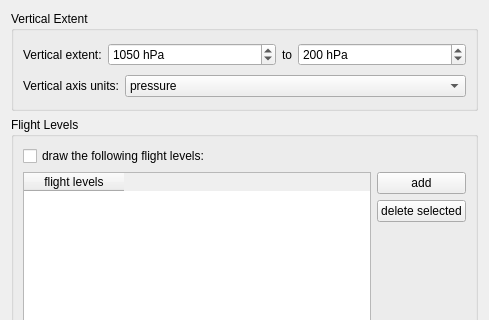
Open-MSS/MSS, file mslib/msui/ui/ui_sideview_options.ui: the form before one commit; both pictures show x 0 to 489 and y 0 to 320 of the 489 by 519 pixel window.
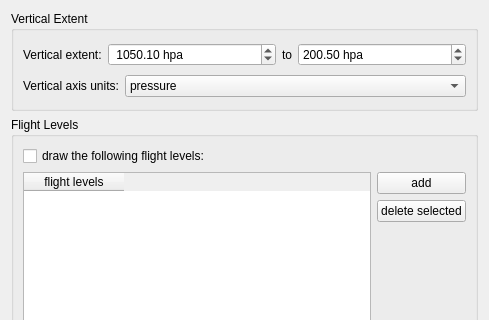
The form after the commit.

Diff of the .ui file:
```diff
--- a/mslib/msui/ui/ui_sideview_options.ui
+++ b/mslib/msui/ui/ui_sideview_options.ui
@@ -39,27 +39,27 @@
          </widget>
         </item>
         <item>
-         <widget class="QSpinBox" name="sbPbot">
+         <widget class="QDoubleSpinBox" name="sbPbot">
           <property name="sizePolicy">
            <sizepolicy hsizetype="MinimumExpanding" vsizetype="Fixed">
             <horstretch>0</horstretch>
             <verstretch>0</verstretch>
            </sizepolicy>
           </property>
-          <property name="suffix">
-           <string> hPa</string>
-          </property>
           <property name="prefix">
-           <string/>
+           <string> </string>
+          </property>
+          <property name="suffix">
+           <string> hpa</string>
           </property>
           <property name="minimum">
-           <number>30</number>
+           <double>1.000000000000000</double>
           </property>
           <property name="maximum">
-           <number>1100</number>
+           <double>1100.000000000000000</double>
           </property>
           <property name="value">
-           <number>1050</number>
+           <double>1050.099999999999909</double>
           </property>
          </widget>
         </item>
@@ -71,7 +71,7 @@
          </widget>
         </item>
         <item>
-         <widget class="QSpinBox" name="sbPtop">
+         <widget class="QDoubleSpinBox" name="sbPtop">
           <property name="sizePolicy">
            <sizepolicy hsizetype="MinimumExpanding" vsizetype="Fixed">
             <horstretch>0</horstretch>
@@ -79,16 +79,16 @@
            </sizepolicy>
           </property>
           <property name="suffix">
-           <string> hPa</string>
+           <string> hpa</string>
           </property>
           <property name="minimum">
-           <number>20</number>
+           <double>1.000000000000000</double>
           </property>
           <property name="maximum">
-           <number>1050</number>
+           <double>1050.000000000000000</double>
           </property>
           <property name="value">
-           <number>200</number>
+           <double>200.500000000000000</double>
           </property>
          </widget>
         </item>
```
